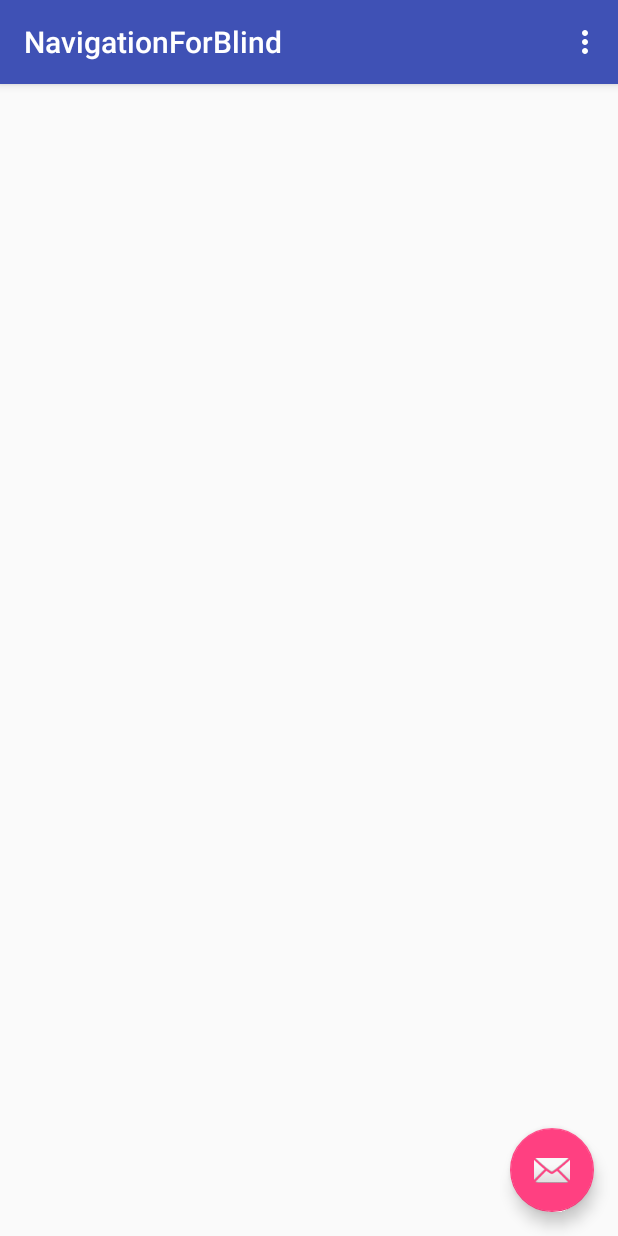
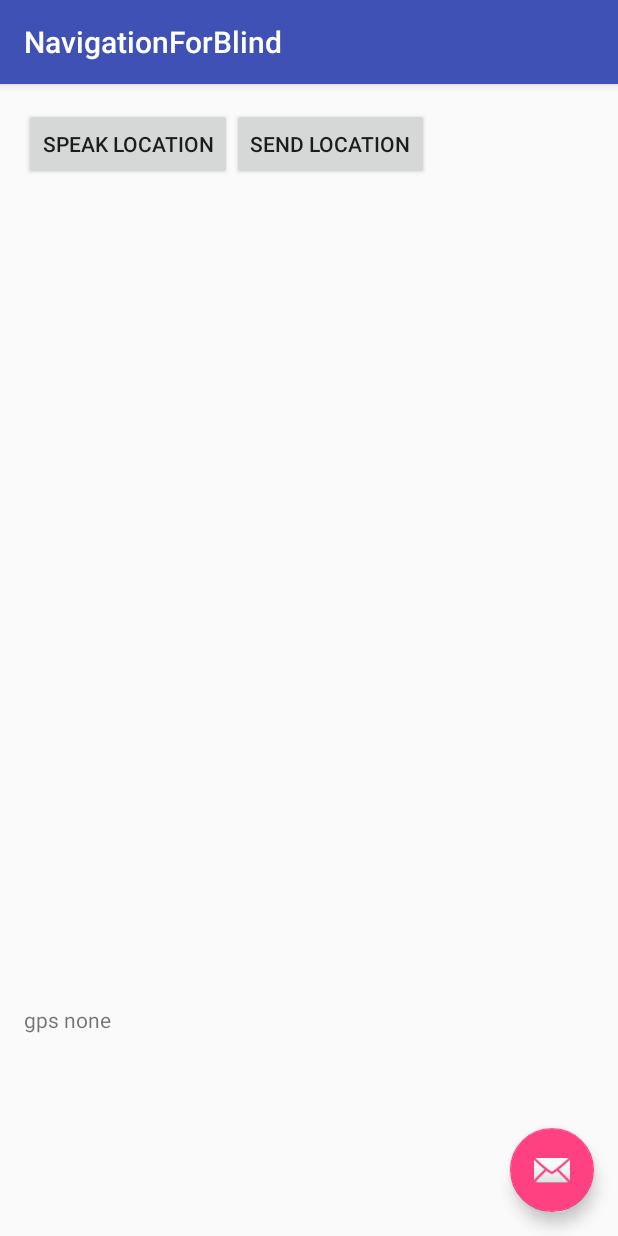
Before and after one commit to noumantahir/nav_for_blind_app, an Android app: the screen it shows after launch (MainActivity), on a phone screen of 412 x 824 dp. Run offline under Robolectric (Android 15) with nearby library versions, the phone set to English and light mode, and no system bars; 5 statements that could not run were skipped.

Commit message:
getting fine location and speaking back to user

```diff
--- a/app/src/main/AndroidManifest.xml
+++ b/app/src/main/AndroidManifest.xml
@@ -4,6 +4,7 @@
 
     <uses-permission android:name="android.permission.ACCESS_COARSE_LOCATION"/>
     <uses-permission android:name="android.permission.ACCESS_FINE_LOCATION"/>
+    <uses-permission android:name="android.permission.RECORD_AUDIO"/>
 
     <application
         android:allowBackup="true"
--- a/app/src/main/java/org/hawkdev/apps/navigationforblind/MainActivity.java
+++ b/app/src/main/java/org/hawkdev/apps/navigationforblind/MainActivity.java
@@ -2,10 +2,15 @@ package org.hawkdev.apps.navigationforblind;
 
 import android.Manifest;
 import android.content.pm.PackageManager;
+import android.location.GpsStatus;
 import android.location.Location;
 import android.location.LocationListener;
 import android.location.LocationManager;
+import android.net.Uri;
+import android.os.Build;
 import android.os.Bundle;
+import android.os.SystemClock;
+import android.speech.tts.TextToSpeech;
 import android.support.design.widget.FloatingActionButton;
 import android.support.design.widget.Snackbar;
 import android.support.v4.app.ActivityCompat;
@@ -17,7 +22,9 @@ import android.view.Menu;
 import android.view.MenuItem;
 import android.widget.TextView;
 
-public class MainActivity extends AppCompatActivity {
+import java.util.Locale;
+
+public class MainActivity extends AppCompatActivity implements GpsStatus.Listener {
 
     private static final float LOCATION_REFRESH_DISTANCE = 1.0f;
     private static final long LOCATION_REFRESH_TIME = 2000;
@@ -25,16 +32,47 @@ public class MainActivity extends AppCompatActivity {
     private static final String TAG = "MAIN_ACTIVITY";
 
     private int data_id = 0;
+    private int data_id_fine = 0;
 
     private LocationManager mLocationManager;
 
     private TextView tvLocation;
+    private TextView tvFineLocation;
+    private TextView tvGpsStatus;
 
     private final LocationListener mLocationListener = new LocationListener() {
         @Override
         public void onLocationChanged(Location location) {
             Log.d(TAG, "Updated Location: " + location.toString());
-            tvLocation.setText(location.toString()+ "-----------" + data_id++);
+            tvLocation.setText(location.toString() + "-----------" + data_id++);
+
+        }
+
+        @Override
+        public void onStatusChanged(String provider, int status, Bundle extras) {
+
+        }
+
+        @Override
+        public void onProviderEnabled(String provider) {
+
+        }
+
+        @Override
+        public void onProviderDisabled(String provider) {
+
+        }
+    };
+
+    private long mLastLocationMillis;
+    private final LocationListener mFineLocationListener = new LocationListener() {
+        @Override
+        public void onLocationChanged(Location location) {
+            Log.d(TAG, "Fine Updated Location: " + location.toString());
+            tvFineLocation.setText(location.toString() + "-----------" + data_id_fine++);
+
+            mLastLocationMillis = SystemClock.elapsedRealtime();
+            mLastLocation = location;
         }
 
         @Override
@@ -54,6 +92,11 @@ public class MainActivity extends AppCompatActivity {
     };
 
 
+    private boolean isGPSFix = false;
+    private Location mLastLocation;
+    private SpeechProcessor mSpeechProcessor;
+
+
     @Override
     protected void onCreate(Bundle savedInstanceState) {
         super.onCreate(savedInstanceState);
@@ -61,104 +104,134 @@ public class MainActivity extends AppCompatActivity {
         Toolbar toolbar = (Toolbar) findViewById(R.id.toolbar);
         setSupportActionBar(toolbar);
 
-        tvLocation =(TextView) findViewById(R.id.tv_location);
+        //initilize view fields
+        tvLocation = (TextView) findViewById(R.id.tv_location);
+        tvFineLocation = (TextView) findViewById(R.id.tv_fine_location);
+        tvGpsStatus = (TextView) findViewById(R.id.tv_gps_status);
 
-        mLocationManager = (LocationManager) getSystemService(LOCATION_SERVICE);
+        //initialize location fields
+        requestLocationUpdates();
+        setLastKnownLocation();
 
-        if (ActivityCompat.checkSelfPermission(this,
-                Manifest.permission.ACCESS_FINE_LOCATION) != PackageManager.PERMISSION_GRANTED
-                ||
-                ActivityCompat.checkSelfPermission(this,
-                        Manifest.permission.ACCESS_COARSE_LOCATION) != PackageManager.PERMISSION_GRANTED)
-        {
+        //initilize narrator
+        mSpeechProcessor = new SpeechProcessor(this);
+    }
 
+
+    /**
+     * callback for location permission granted or rejected
+     * @param requestCode
+     * @param permissions
+     * @param grantResults
+     */
+    @Override
+    public void onRequestPermissionsResult(int requestCode,
+                                           String permissions[], int[] grantResults) {
+        switch (requestCode) {
+            case PERMISSIONS_REQUEST_LOCATION: {
+                if (grantResults.length > 0
+                        && grantResults[0] == PackageManager.PERMISSION_GRANTED)
+                    requestLocationUpdates();
+            }
+        }
+    }
+
+    /**
+     * register callbacks for location updates
+     */
+    private void requestLocationUpdates() {
+        if (ActivityCompat.checkSelfPermission(this, Manifest.permission.ACCESS_FINE_LOCATION) != PackageManager.PERMISSION_GRANTED && ActivityCompat.checkSelfPermission(this, Manifest.permission.ACCESS_COARSE_LOCATION) != PackageManager.PERMISSION_GRANTED) {
             //request write external storage permission
             ActivityCompat.requestPermissions(this,
                     new String[]{Manifest.permission.ACCESS_FINE_LOCATION,
                             Manifest.permission.ACCESS_COARSE_LOCATION},
                     PERMISSIONS_REQUEST_LOCATION);
+                return;
+            }
+
+        mLocationManager = (LocationManager) getSystemService(LOCATION_SERVICE);
+        //register network location update listener
+        mLocationManager.requestLocationUpdates(LocationManager.NETWORK_PROVIDER, LOCATION_REFRESH_TIME,
+                LOCATION_REFRESH_DISTANCE, mLocationListener);
+
+        //register gps location update listener
+        mLocationManager.requestLocationUpdates(LocationManager.GPS_PROVIDER, LOCATION_REFRESH_TIME,
+                LOCATION_REFRESH_DISTANCE, mFineLocationListener);
+
+        //add gps status change listener
+        mLocationManager.addGpsStatusListener(this);
+
+        Log.d(TAG, "requested location updates");
+    }
+
+    /**
+     * set location fields to last known locations
+     */
+    private void setLastKnownLocation() {
+
+        if (ActivityCompat.checkSelfPermission(this, Manifest.permission.ACCESS_FINE_LOCATION) != PackageManager.PERMISSION_GRANTED && ActivityCompat.checkSelfPermission(this, Manifest.permission.ACCESS_COARSE_LOCATION) != PackageManager.PERMISSION_GRANTED) {
+            //request write external storage permission
+            ActivityCompat.requestPermissions(this,
+                    new String[]{Manifest.permission.ACCESS_FINE_LOCATION,
+                            Manifest.permission.ACCESS_COARSE_LOCATION},
+                    PERMISSIONS_REQUEST_LOCATION);
+            return;
         }
 
-        requestLocationUpdates();
-
+        //set last known coarse location
         Location fastLocation = mLocationManager.getLastKnownLocation(LocationManager.NETWORK_PROVIDER);
-
         Log.d(TAG, fastLocation.toString());
         tvLocation.setText(fastLocation.toString() + "-----------" + data_id++);
 
+        //set last known fine location
+        Location fastFineLocation = mLocationManager.getLastKnownLocation(LocationManager.GPS_PROVIDER);
+        Log.d(TAG, fastFineLocation.toString());
+        tvFineLocation.setText(fastFineLocation.toString() + "-----------" + data_id_fine++);
 
-        FloatingActionButton fab = (FloatingActionButton) findViewById(R.id.fab);
-        fab.setOnClickListener(new View.OnClickListener() {
-            @Override
-            public void onClick(View view) {
-                Snackbar.make(view, "Replace with your own action", Snackbar.LENGTH_LONG)
-                        .setAction("Action", null).show();
-            }
-        });
+
+        mLastLocation = fastFineLocation;
+        mLastLocationMillis = SystemClock.elapsedRealtime();
     }
 
+    /**
+     * GPS status change listener
+     * @param event
+     */
     @Override
-    public boolean onCreateOptionsMenu(Menu menu) {
-        // Inflate the menu; this adds items to the action bar if it is present.
-        getMenuInflater().inflate(R.menu.menu_main, menu);
-        return true;
-    }
+    public void onGpsStatusChanged(int event) {
+        switch (event) {
+            case GpsStatus.GPS_EVENT_SATELLITE_STATUS:
+                if (mLastLocation != null)
+                    isGPSFix = (SystemClock.elapsedRealtime() - mLastLocationMillis) < 3000;
 
-    @Override
-    public boolean onOptionsItemSelected(MenuItem item) {
-        // Handle action bar item clicks here. The action bar will
-        // automatically handle clicks on the Home/Up button, so long
-        // as you specify a parent activity in AndroidManifest.xml.
-        int id = item.getItemId();
+                if (isGPSFix) {
+                    //sattelite is fix
+                    tvGpsStatus.setText("gps fixed");
 
-        //noinspection SimplifiableIfStatement
-        if (id == R.id.action_settings) {
-            return true;
-        }
+                } else { // The fix has been lost.
+                    // Do something.
+                    tvGpsStatus.setText("gps lost");
+                }
 
-        return super.onOptionsItemSelected(item);
-    }
+                break;
+            case GpsStatus.GPS_EVENT_FIRST_FIX:
+                // Do something.
+                isGPSFix = true;
 
-    @Override
-    public void onRequestPermissionsResult(int requestCode,
-                                           String permissions[], int[] grantResults) {
-        switch (requestCode) {
-            case PERMISSIONS_REQUEST_LOCATION: {
-                // If request is cancelled, the result arrays are empty.
-                if (grantResults.length > 0
-                        && grantResults[0] == PackageManager.PERMISSION_GRANTED) {
-
-                    requestLocationUpdates();
-
-                } else {
-
-                    // permission denied, boo! Disable the
-                    // functionality that depends on this permission.
-
-                    Snackbar.make(findViewById(android.R.id.content), "Permission to access location denied.",
-                            Snackbar.LENGTH_SHORT).show();
-                }
-                return;
-            }
-
-            // other 'case' lines to check for other
-            // permissions this app might request
+                break;
         }
     }
 
-    private void requestLocationUpdates() {
-        if ((ActivityCompat.checkSelfPermission(this,
-                Manifest.permission.ACCESS_COARSE_LOCATION) == PackageManager.PERMISSION_GRANTED)
-                &&
-                (ActivityCompat.checkSelfPermission(this,
-                        Manifest.permission.ACCESS_FINE_LOCATION) == PackageManager.PERMISSION_GRANTED))
-        {
+    public void speakLocation(View view){
+        double lati = mLastLocation.getLatitude();
+        double longi = mLastLocation.getLongitude();
 
-            mLocationManager.requestLocationUpdates(LocationManager.NETWORK_PROVIDER, LOCATION_REFRESH_TIME,
-                    LOCATION_REFRESH_DISTANCE, mLocationListener);
+        String text = "Your Location is " + lati + " Latitube and " + longi + " longitude";
 
-            Log.d(TAG, "requested location updates");
-        }
+        mSpeechProcessor.narrateText(text);
+
     }
 
+
+
 }
--- /dev/null
+++ b/app/src/main/java/org/hawkdev/apps/navigationforblind/SpeechProcessor.java
@@ -0,0 +1,45 @@
+package org.hawkdev.apps.navigationforblind;
+
+import android.content.Context;
+import android.os.Build;
+import android.speech.RecognizerIntent;
+import android.speech.SpeechRecognizer;
+import android.speech.tts.TextToSpeech;
+
+import java.util.Locale;
+
+/**
+ * Created by nomo on 8/12/16.
+ *
+ * This class is reposible for handling both speech input and narrating to user
+ */
+public class SpeechProcessor {
+
+    private final TextToSpeech textToSpeech;
+//    private final SpeechRecognizer speechRecognizer;
+    private Context context;
+
+
+    public SpeechProcessor(Context context){
+
+        textToSpeech =new TextToSpeech(context, new TextToSpeech.OnInitListener() {
+            @Override
+            public void onInit(int status) {
+                if(status != TextToSpeech.ERROR) {
+                    textToSpeech.setLanguage(Locale.UK);
+                }
+            }
+        });
+
+//        speechRecognizer = SpeechRecognizer.createSpeechRecognizer(context);
+//        speechRecognizer.startListening(RecognizerIntent.ACTION_RECOGNIZE_SPEECH);
+
+    }
+
+    public void narrateText(String text){
+        if(Build.VERSION.SDK_INT < Build.VERSION_CODES.LOLLIPOP)
+            textToSpeech.speak(text, TextToSpeech.QUEUE_FLUSH, null);
+        else
+            textToSpeech.speak(text, TextToSpeech.QUEUE_FLUSH, null, this.hashCode() + "");
+    }
+}
--- a/app/src/main/res/layout/content_main.xml
+++ b/app/src/main/res/layout/content_main.xml
@@ -1,5 +1,5 @@
 <?xml version="1.0" encoding="utf-8"?>
-<RelativeLayout xmlns:android="http://schemas.android.com/apk/res/android"
+<LinearLayout xmlns:android="http://schemas.android.com/apk/res/android"
     xmlns:app="http://schemas.android.com/apk/res-auto"
     xmlns:tools="http://schemas.android.com/tools"
     android:layout_width="match_parent"
@@ -9,11 +9,45 @@
     android:paddingRight="@dimen/activity_horizontal_margin"
     android:paddingTop="@dimen/activity_vertical_margin"
     app:layout_behavior="@string/appbar_scrolling_view_behavior"
+    android:orientation="vertical"
     tools:context="org.hawkdev.apps.navigationforblind.MainActivity"
     tools:showIn="@layout/activity_main">
+
+
+    <LinearLayout
+        android:layout_width="match_parent"
+        android:layout_height="wrap_content">
+        <Button
+            android:layout_width="wrap_content"
+            android:layout_height="wrap_content"
+            android:text="Speak Location"
+            android:onClick="speakLocation"/>
+
+        <Button
+        android:layout_width="wrap_content"
+        android:layout_height="wrap_content"
+        android:text="Send Location"
+        android:onClick="speakLocation"/>
+
+    </LinearLayout>
+
 
     <TextView
         android:id="@+id/tv_location"
         android:layout_width="wrap_content"
-        android:layout_height="wrap_content" />
-</RelativeLayout>
+        android:layout_height="0dp"
+        android:layout_weight="1"/>
+    <TextView
+        android:id="@+id/tv_fine_location"
+        android:layout_width="wrap_content"
+        android:layout_height="0dp"
+        android:layout_weight="1"/>
+
+    <TextView
+        android:id="@+id/tv_gps_status"
+        android:layout_width="wrap_content"
+        android:layout_height="0dp"
+        android:layout_weight="0.5"
+        android:text="gps none"/>
+
+</LinearLayout>
--- a/app/src/main/res/values/strings.xml
+++ b/app/src/main/res/values/strings.xml
@@ -1,4 +1,5 @@
 <resources>
     <string name="app_name">NavigationForBlind</string>
     <string name="action_settings">Settings</string>
+    <string name="local_server">192.168.10.6:3006</string>
 </resources>
```
Also changed, not shown: app/src/main/java/org/hawkdev/apps/navigationforblind/Utility.java (added, +123 -0 lines).
